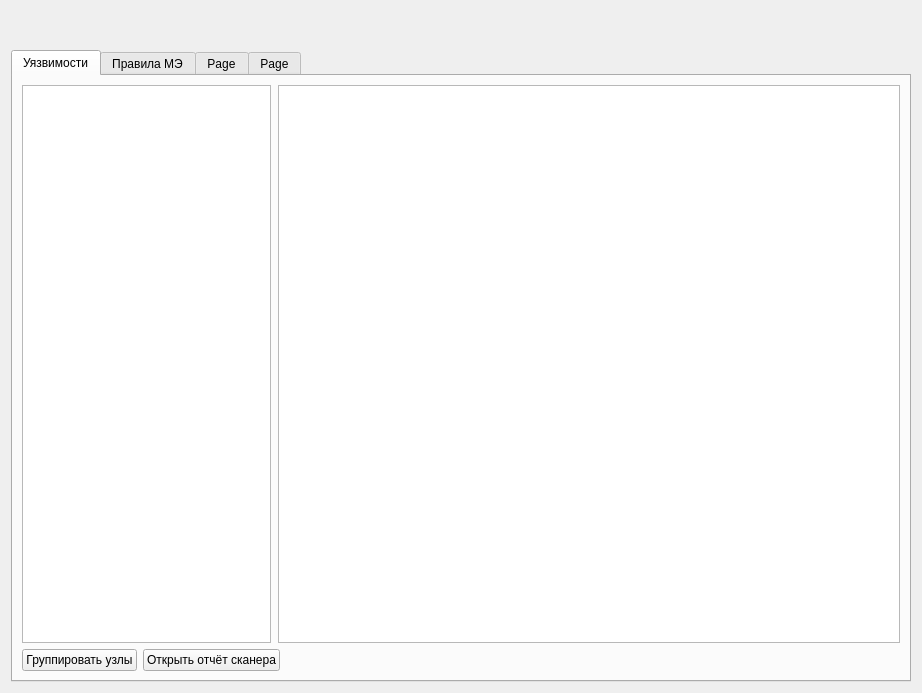
Begzi/Dis, file main_window.ui: the form before one commit.
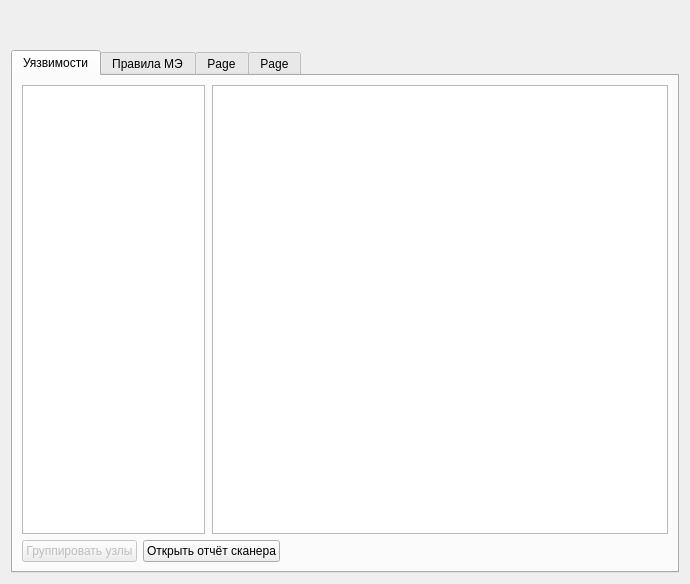
The form after the commit.

```diff
--- a/main_window.ui
+++ b/main_window.ui
@@ -6,8 +6,8 @@
    <rect>
     <x>0</x>
     <y>0</y>
-    <width>922</width>
-    <height>693</height>
+    <width>690</width>
+    <height>584</height>
    </rect>
   </property>
   <property name="windowTitle">
@@ -57,6 +57,9 @@
         <layout class="QHBoxLayout" name="horizontalLayout_2">
          <item>
           <widget class="QPushButton" name="groupVal">
+           <property name="enabled">
+            <bool>false</bool>
+           </property>
            <property name="text">
             <string>Группировать узлы</string>
            </property>
```
